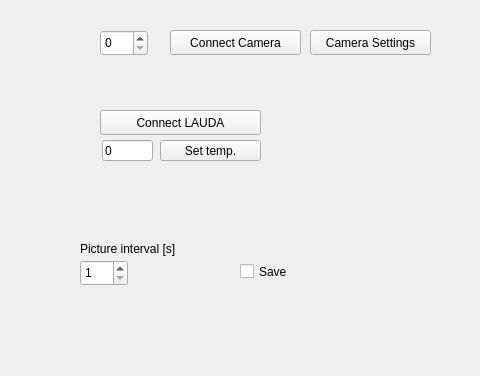
The window that src/gui/experiment.ui (gfogwill/FrESH) describes before a commit, drawn with Qt 5; both pictures show x 0 to 480 and y 0 to 376 of the 1147 by 758 pixel window.
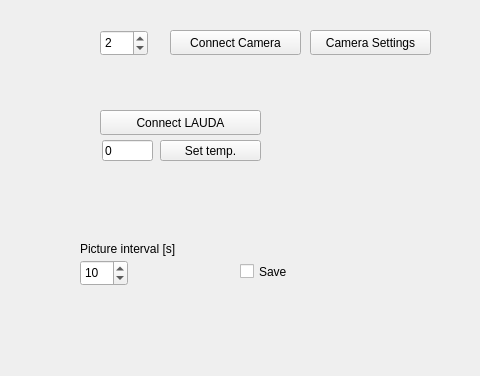
The same window after the commit. Custom widgets are drawn as their Qt base class.

Commit message: refactor: update default values for pic interval and camera ID

Diff of the .ui file:
```diff
--- a/src/gui/experiment.ui
+++ b/src/gui/experiment.ui
@@ -159,6 +159,9 @@
       <height>26</height>
      </rect>
     </property>
+    <property name="value">
+     <number>2</number>
+    </property>
    </widget>
    <widget class="QCheckBox" name="saveCheckBox">
     <property name="geometry">
@@ -198,6 +201,9 @@
     <property name="minimum">
      <number>1</number>
     </property>
+    <property name="value">
+     <number>10</number>
+    </property>
    </widget>
    <zorder>frameVideo</zorder>
    <zorder>graphWidget</zorder>
```
